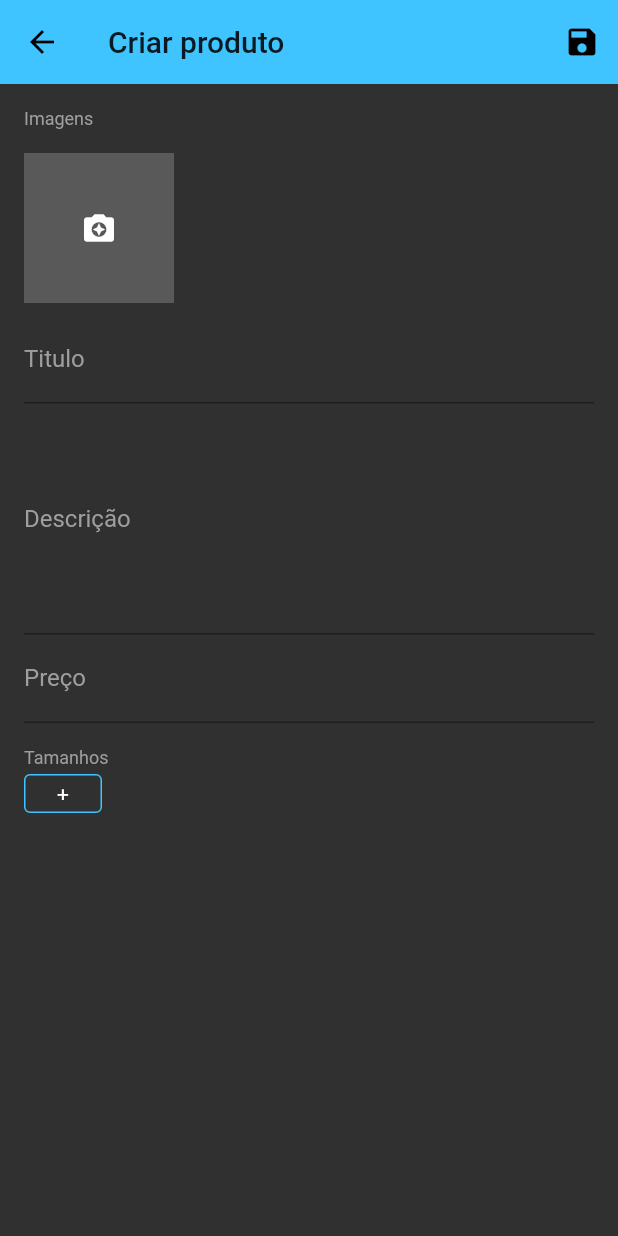
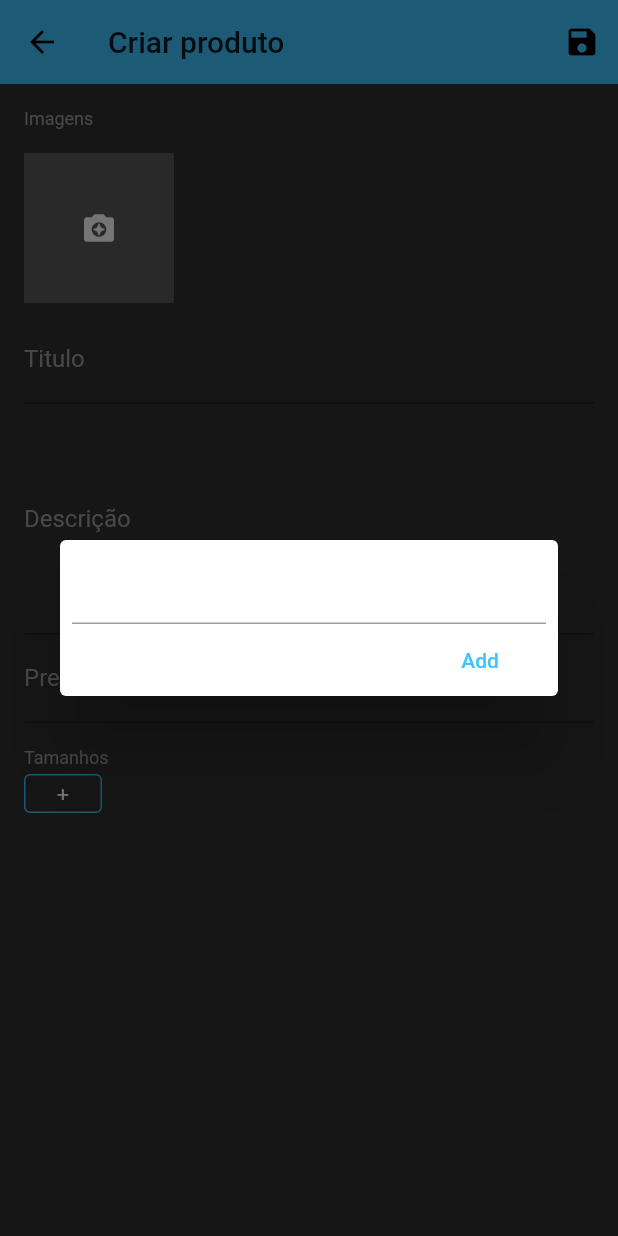
Before and after one commit to dieinimymaganha/loja_virutal_gerenciamento, a Flutter app: the ProductScreen screen opened directly, after a tap on an icon or button, on a phone screen of 412 x 824 dp. Run offline on Flutter 3.47's test engine with Material 2 defaults, Android fonts, the phone set to English and light mode, and no system bars; our stand-ins replace cloud_firestore, firebase_auth, firebase_storage, flutter_speed_dial, image_cropper, image_picker and 2 more; missing offline and left inert: bloc_pattern; accounts and stored records are empty.

Commit message:
Continuando a criação de opção para adicionar o tamanho.

```diff
--- a/gerente_loja/lib/screens/product_screen.dart
+++ b/gerente_loja/lib/screens/product_screen.dart
@@ -2,7 +2,7 @@ import 'package:cloud_firestore/cloud_firestore.dart';
 import 'package:flutter/material.dart';
 import 'package:gerente_loja/blocs/product_bloc.dart';
 import 'package:gerente_loja/validators/product_validator.dart';
-import 'package:gerente_loja/widgets/add_product_size.dart';
+import 'package:gerente_loja/widgets/product_size.dart';
 import 'package:gerente_loja/widgets/images_widget.dart';
 
 class ProductScreen extends StatefulWidget {
@@ -138,6 +138,7 @@ class _ProductScreenState extends State<ProductScreen> with ProductValidator {
                         style: TextStyle(color: Colors.grey, fontSize: 12),
                       ),
                       ProductsSizes(
+                        context: context,
                         initialValue: snapshot.data['size'] ,
                         onSaved: (s){},
                         validator: (s){},
--- /dev/null
+++ b/gerente_loja/lib/widgets/add_size_dialog.dart
@@ -0,0 +1,27 @@
+import 'package:flutter/material.dart';
+
+class AddSizeDialog extends StatelessWidget {
+  @override
+  Widget build(BuildContext context) {
+    return Dialog(
+      child: Container(
+        padding: EdgeInsets.only(left: 8.0, right: 8.0, top: 8.0),
+        child: Column(
+          mainAxisSize: MainAxisSize.min,
+          children: <Widget>[
+            TextField(),
+            Container(
+              alignment: Alignment.centerRight,
+              child: FlatButton(
+                child: Text('Add'),
+                textColor: Theme.of(context).primaryColor,
+                onPressed: (){},
+              ),
+            )
+          ],
+        ),
+
+      ),
+    );
+  }
+}
--- a/gerente_loja/lib/widgets/add_product_size.dart
+++ b/gerente_loja/lib/widgets/product_size.dart
@@ -1,8 +1,11 @@
 import 'package:flutter/cupertino.dart';
 import 'package:flutter/material.dart';
 
+import 'add_size_dialog.dart';
+
 class ProductsSizes extends FormField<List> {
   ProductsSizes({
+    BuildContext context,
     List initialValue,
     FormFieldSetter<List> onSaved,
     FormFieldValidator<List> validator,
@@ -39,7 +42,9 @@ class ProductsSizes extends FormField<List> {
                     );
                   }).toList()
                     ..add(GestureDetector(
-                      onTap: () {},
+                      onTap: () {
+                        showDialog(context: context, builder:(context) => AddSizeDialog());
+                      },
                       child: Container(
                         decoration: BoxDecoration(
                             borderRadius:
```
